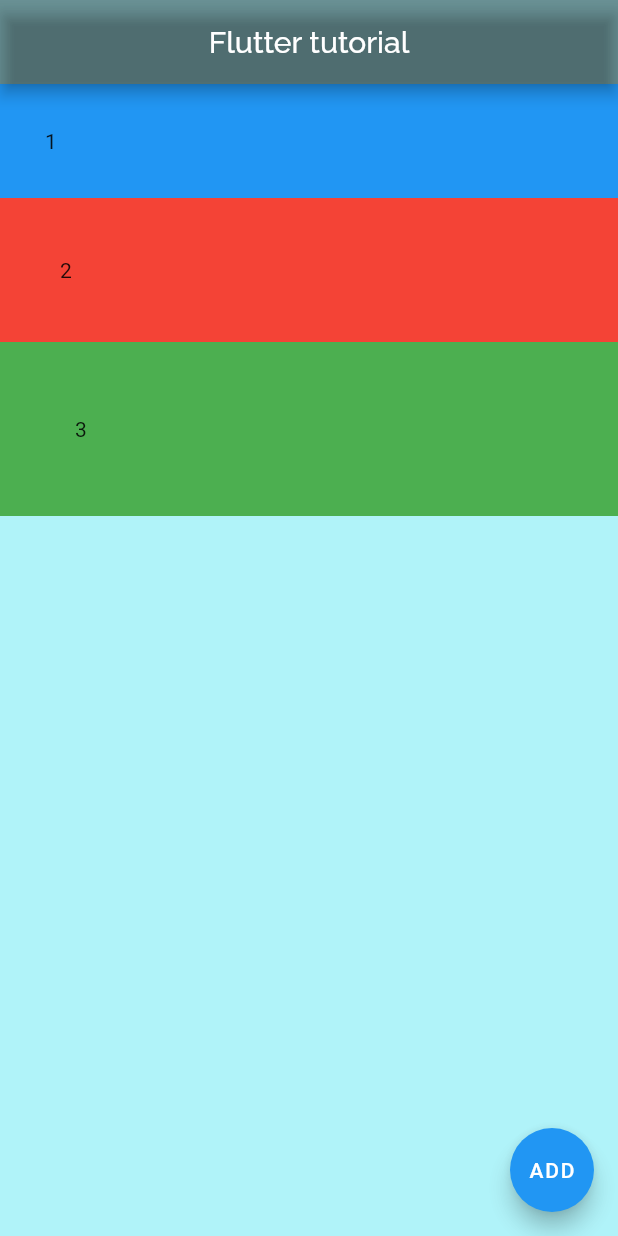
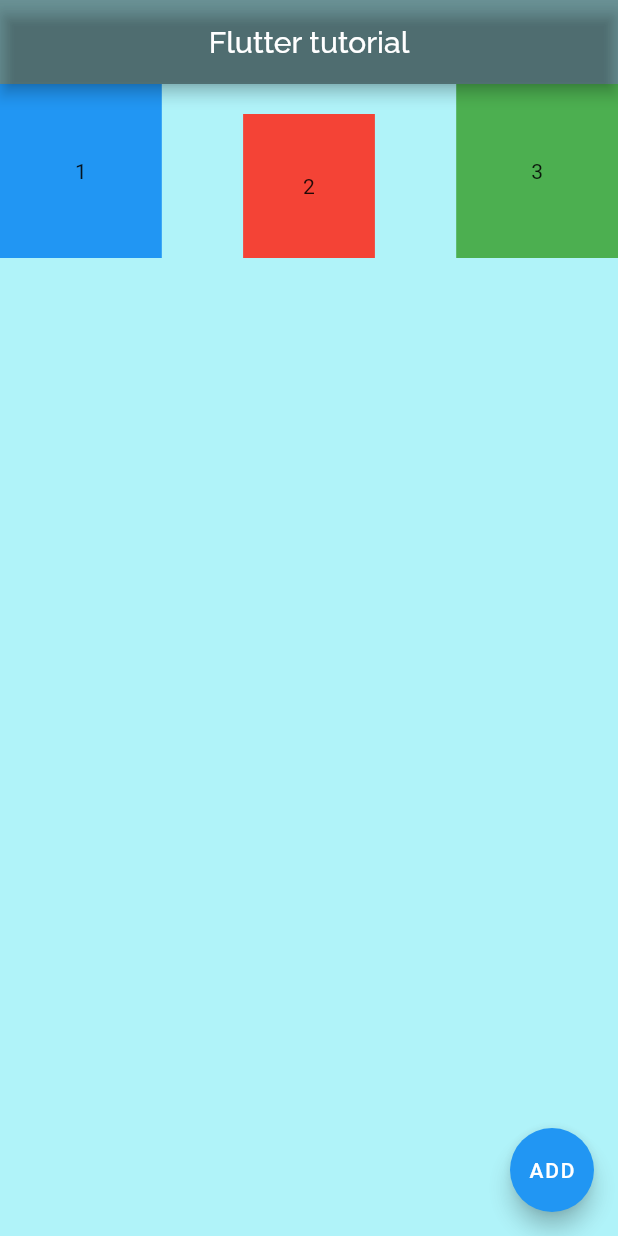
Before and after one commit to HarakaRisasi/flutter_and_python, a Flutter app: the screen it shows after launch, on a phone screen of 412 x 824 dp. Run offline on Flutter 3.47's test engine with Material 2 defaults, Android fonts, the phone set to English and light mode, and no system bars; our stand-ins replace google_fonts.

Commit message:
Разбрался с тем:
- Как происходит выравнивание виджетов по оси Х.
- Как выравнивать текст внутри виджетов по одной оси.

```diff
--- a/hello_world/flutter_app/lib/main.dart
+++ b/hello_world/flutter_app/lib/main.dart
@@ -37,32 +37,27 @@ class _MyHomePageState extends State<MyHomePage> {
         centerTitle: true,
         backgroundColor: Colors.black38,
       ),
-      body: Column(
-        // Колонки дают возможность разместить все виджеты на экране пропорционально.
-        // При том, контейнеры можно выравнивать, как по горизонтали так и по вертикали.
-        // В добавок это позволит сделать нужную разметку экрана Виджетами - контейнер,
-        // а позже, внутри размеченных областей перераспределить остальные виджеты.
-
-        // ! Так и собирается приложение. А после под него пишется БЭК.
-
-        // Выравнивание по оси.
+      // С помощью ROW можно распологать виджеты горизонтально.
+      body: Row(
+        // Предвижение по главной оси(Х)
+        mainAxisAlignment: MainAxisAlignment.spaceBetween,
+        // Смещение виджетов к оси.
+        crossAxisAlignment: CrossAxisAlignment.end,
         //
-        // mainAxisAlignment: MainAxisAlignment.start,
-        // mainAxisAlignment: MainAxisAlignment.end,
-        // mainAxisAlignment: MainAxisAlignment.spaceBetween,
-        // mainAxisAlignment: MainAxisAlignment.spaceEvenly,
-
-        // Выравнивание по горизонтали.
-        // В некоторых случаях, ширина колонки это ширина самого широкого контейнера
         //
-        // crossAxisAlignment: CrossAxisAlignment.end,
-        // crossAxisAlignment: CrossAxisAlignment.start,
-        crossAxisAlignment: CrossAxisAlignment.stretch,
+        // Линия выравнивания текста.
+        // crossAxisAlignment: CrossAxisAlignment.baseline,
+        //
+        // Выравнивание текста по нижней линии самого текста.
+        // textBaseline: TextBaseline.alphabetic,
+        // Выравнивание текста по нижней границе текстового пространства.
+        // textBaseline: TextBaseline.ideographic,
 
         children: [
           Container(
             color: Colors.blue,
-            padding: EdgeInsets.all(30),
+            padding: EdgeInsets.all(50),
+            // Если в контейнере не содержиться объект, то контейнер автоматически заполняет собой все поле выделенное ему.
             child: Text("1"),
           ),
           Container(
```
